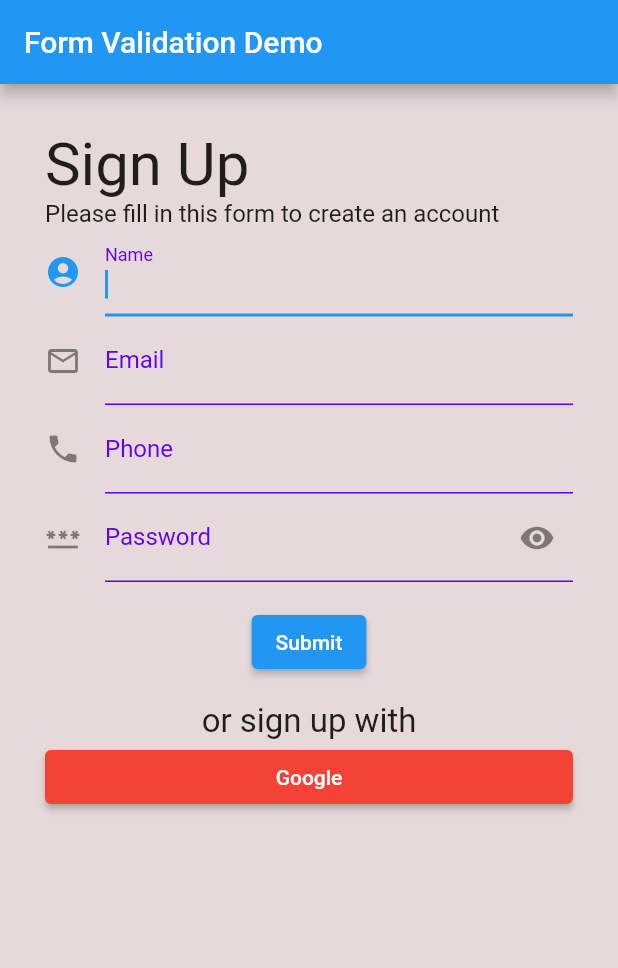
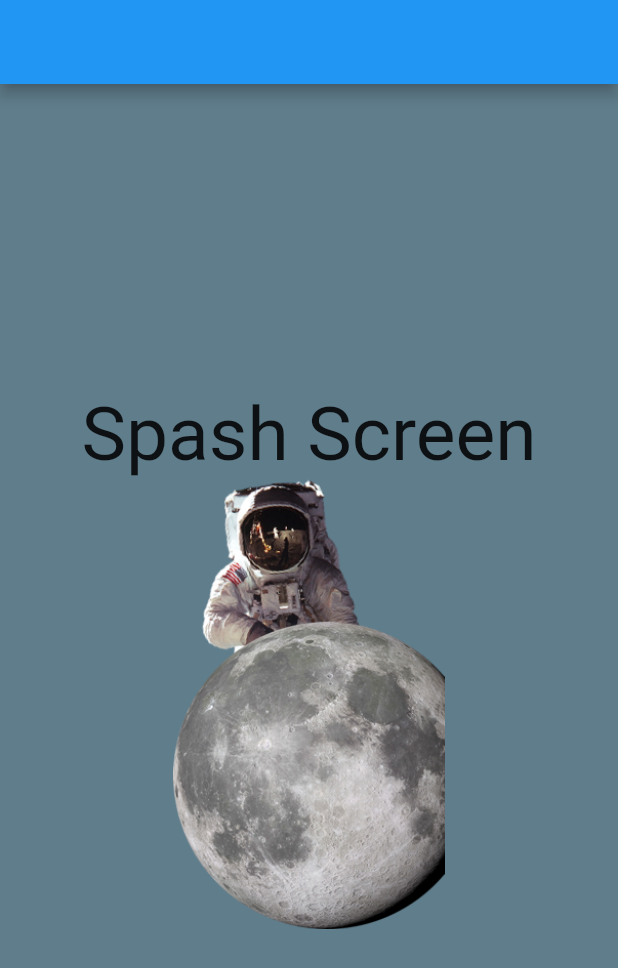
Before and after one commit to ramkshukla/Flutter_learn, a Flutter app: the first screen one second after launch, on a phone screen of 412 x 824 dp. Shown: the top 968 px of the screen. Run offline on Flutter 3.47's test engine with Material 2 defaults, Android fonts, the light colour scheme and no system bars; our stand-ins replace firebase_auth, firebase_core, google_sign_in, shared_preferences; accounts and stored records are empty.

Commit message:
added splash screen

```diff
--- a/lib/main.dart
+++ b/lib/main.dart
@@ -1,10 +1,13 @@
 import 'package:firebase_core/firebase_core.dart';
 import 'package:flutter/material.dart';
+import 'package:flutterlearn/util/sharedPreference/sharedPref.dart';
+import 'package:shared_preferences/shared_preferences.dart';
 import 'my_app.dart';
 
 Future<void> main() async {
   WidgetsFlutterBinding.ensureInitialized();
   await Firebase.initializeApp();
+  await SharedPref().init();
   runApp(const MyApp());
 }
 
--- a/lib/module/route/route.dart
+++ b/lib/module/route/route.dart
@@ -1,4 +1,6 @@
 import 'package:flutter/material.dart';
+import 'package:flutterlearn/module/signup/view/signup_view.dart';
+import 'package:flutterlearn/module/tutorial/view/tutorial_screen.dart';
 
 import '../demo/screen_1.dart';
 import '../demo/screen_2.dart';
@@ -12,12 +14,33 @@ class RouteClass {
   static const String screen3 = "/screen3";
   static const String screen4 = "/screen4";
   static const String screen5 = "/screen5";
+  static const String tutorial = "/tutorial";
+  static const String signupForm = "/signform";
+  static const String splashScreen = "/splashscreen";
 
   static const String screen1Argument = "screen 1";
   static const String screen2Argument = "screen 2";
   static const String screen3Argument = "screen 3";
   static const String screen4Argument = "screen 4";
   static const String screen5Argument = "screen 5";
+  static const String tutorialArgument = "tutorial";
+  static const String signupArgument = "SignupForm";
+
+  MaterialPageRoute getSignupForm() {
+    return MaterialPageRoute(
+      builder: (context) => const SignupForm(),
+      settings: const RouteSettings(
+          name: RouteClass.signupForm, arguments: RouteClass.signupForm),
+    );
+  }
+
+  MaterialPageRoute getTutorial() {
+    return MaterialPageRoute(
+      builder: (context) => const PageViewApp(),
+      settings: const RouteSettings(
+          name: RouteClass.tutorial, arguments: RouteClass.tutorialArgument),
+    );
+  }
 
   MaterialPageRoute getScreen1() {
     return MaterialPageRoute(
--- a/lib/module/signup/controller/signup_bloc.dart
+++ b/lib/module/signup/controller/signup_bloc.dart
@@ -1,5 +1,5 @@
 import 'package:firebase_auth/firebase_auth.dart';
-import 'package:flutterlearn/module/bloc/block.dart';
+import 'package:flutterlearn/util/bloc/block.dart';
 import 'package:flutterlearn/module/signup/view_model/signup_model.dart';
 import 'package:google_sign_in/google_sign_in.dart';
 
--- a/lib/module/signup/view/signup_view.dart
+++ b/lib/module/signup/view/signup_view.dart
@@ -2,7 +2,8 @@
 import 'package:firebase_auth/firebase_auth.dart';
 import 'package:flutter/material.dart';
 import 'package:flutter/services.dart';
-import 'package:flutterlearn/module/bloc/block_builder.dart';
+import 'package:flutterlearn/util/bloc/block_builder.dart';
+import 'package:flutterlearn/module/route/route.dart';
 import 'package:flutterlearn/module/signup/controller/signup_bloc.dart';
 import 'package:flutterlearn/module/signup/view/profile_view.dart';
 import 'package:flutterlearn/module/signup/view_model/signup_model.dart';
@@ -125,13 +126,7 @@ class SignupState extends State<SignupForm> {
   void _pushPage() {
     Navigator.push(
       context,
-      MaterialPageRoute(
-        builder: (context) => ProfileScreen(
-          name: _nameController.text,
-          email: _emailController.text,
-          phone: _phoneController.text,
-        ),
-      ),
+      RouteClass().getTutorial(),
     );
   }
 
--- /dev/null
+++ b/lib/module/splash/splash_screen.dart
@@ -0,0 +1,45 @@
+import 'dart:async';
+
+import 'package:flutter/material.dart';
+import 'package:flutterlearn/module/route/route.dart';
+import 'package:flutterlearn/util/sharedPreference/sharedPref.dart';
+
+class SplashScreen extends StatelessWidget {
+  const SplashScreen({super.key});
+
+  @override
+  Widget build(BuildContext context) {
+    _navigateToNextScreen(context);
+    return Scaffold(
+      backgroundColor: Colors.blueGrey,
+      appBar: AppBar(),
+      body: Center(
+        child: Column(
+          mainAxisAlignment: MainAxisAlignment.center,
+          children: [
+            const Text(
+              "Spash Screen",
+              style: TextStyle(fontSize: 50),
+            ),
+            Image.asset(
+              "assets/images/astro_moon.png",
+              width: 300,
+              height: 300,
+            ),
+          ],
+        ),
+      ),
+    );
+  }
+
+  void _navigateToNextScreen(BuildContext context) {
+    Future.delayed(const Duration(seconds: 3), () {
+      bool isTutorialViewed = PrefHelper.isTutorialViewed ?? false;
+      if (isTutorialViewed) {
+        Navigator.pushNamed(context, RouteClass.signupForm);
+      } else {
+        Navigator.pushNamed(context, RouteClass.tutorial);
+      }
+    });
+  }
+}
--- a/lib/my_app.dart
+++ b/lib/my_app.dart
@@ -1,6 +1,9 @@
 import 'package:flutter/material.dart';
+import 'package:flutterlearn/module/splash/splash_screen.dart';
+import 'package:flutterlearn/module/tutorial/view/tutorial_screen.dart';
 import 'package:flutterlearn/util/helper/app_string.dart';
 
+import 'module/route/route.dart';
 import 'module/signup/view/signup_view.dart';
 
 class MyApp extends StatelessWidget {
@@ -8,6 +11,13 @@ class MyApp extends StatelessWidget {
 
   @override
   Widget build(BuildContext context) {
-    return const MaterialApp(title: AppString.appTitle, home: SignupForm());
+    return MaterialApp(
+        title: AppString.appTitle,
+        initialRoute: RouteClass.splashScreen,
+        routes: {
+          RouteClass.splashScreen: (context) => const SplashScreen(),
+          RouteClass.signupForm: (context) => const SignupForm(),
+          RouteClass.tutorial: (context) => const PageViewApp()
+        });
   }
 }
--- a/lib/util/helper/app_string.dart
+++ b/lib/util/helper/app_string.dart
@@ -10,4 +10,6 @@ class AppString {
   static const String tutorialDescription =
       'Lorem ipsum is placeholder text commonly used in the graphic, print, and publishing industries for previewing layouts and visual mockups';
   static const String appTitle = 'Form Validation Demo';
+
+  static const key = "myKey";
 }
--- /dev/null
+++ b/lib/util/sharedPreference/sharedPref.dart
@@ -0,0 +1,35 @@
+import 'package:shared_preferences/shared_preferences.dart';
+
+class SharedPref {
+  static final SharedPref prefs = SharedPref._internal();
+  SharedPref._internal();
+  factory SharedPref() => prefs;
+
+  SharedPreferences? _sharedPrefs;
+
+  Future<void> init() async {
+    _sharedPrefs ??= await SharedPreferences.getInstance();
+  }
+
+  setBool({required String key, required bool value}) {
+    _sharedPrefs?.setBool(key, value);
+  }
+
+  bool? getBool(String key) {
+    return _sharedPrefs?.getBool(key);
+  }
+}
+
+class PrefHelper {
+  static bool? get isTutorialViewed {
+    return SharedPref.prefs.getBool(PrefHelperKey.isTutorialViewed);
+  }
+
+  static setIsTutorialViewed(bool value) {
+    SharedPref.prefs.setBool(key: PrefHelperKey.isTutorialViewed, value: value);
+  }
+}
+
+class PrefHelperKey {
+  static const String isTutorialViewed = "is_tutorial_viewed";
+}
--- a/pubspec.yaml
+++ b/pubspec.yaml
@@ -39,6 +39,7 @@ dependencies:
   google_sign_in: ^5.4.2
   firebase_auth: ^3.11.2
   firebase_core: ^1.24.0
+  shared_preferences: ^2.0.15
 
 
 
```
Also changed, not shown: lib/module/tutorial/view/tutorial_screen.dart (+24 -3 lines), lib/util/bloc/block.dart (renamed from lib/module/bloc/block.dart), lib/util/bloc/block_builder.dart (renamed from lib/module/bloc/block_builder.dart), pubspec.lock, 1 other file.
